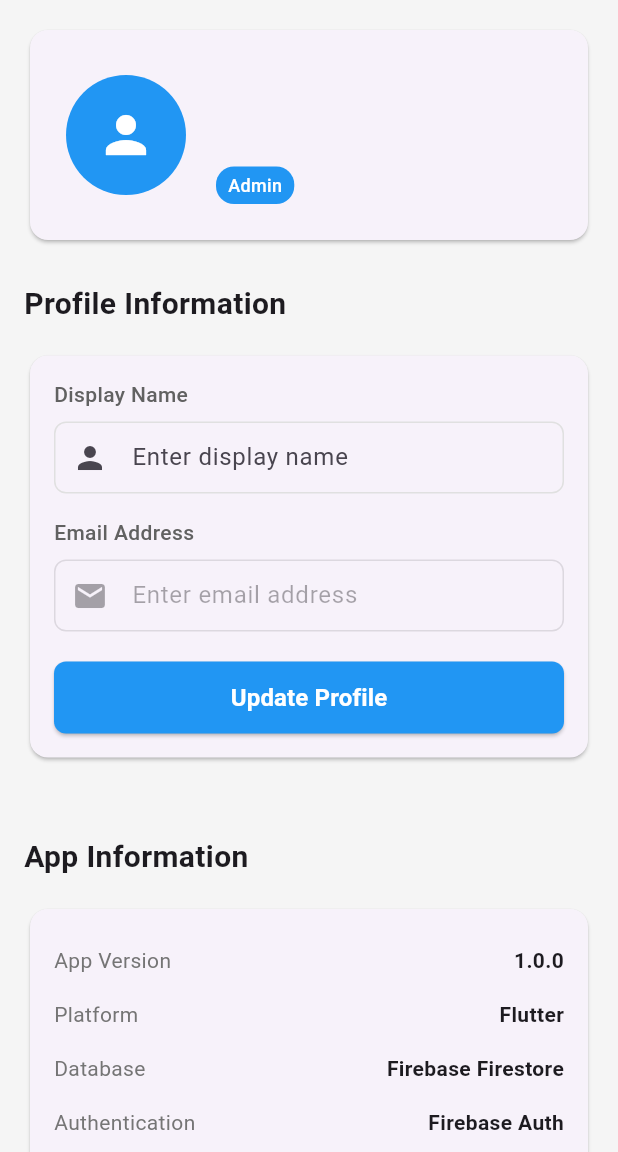
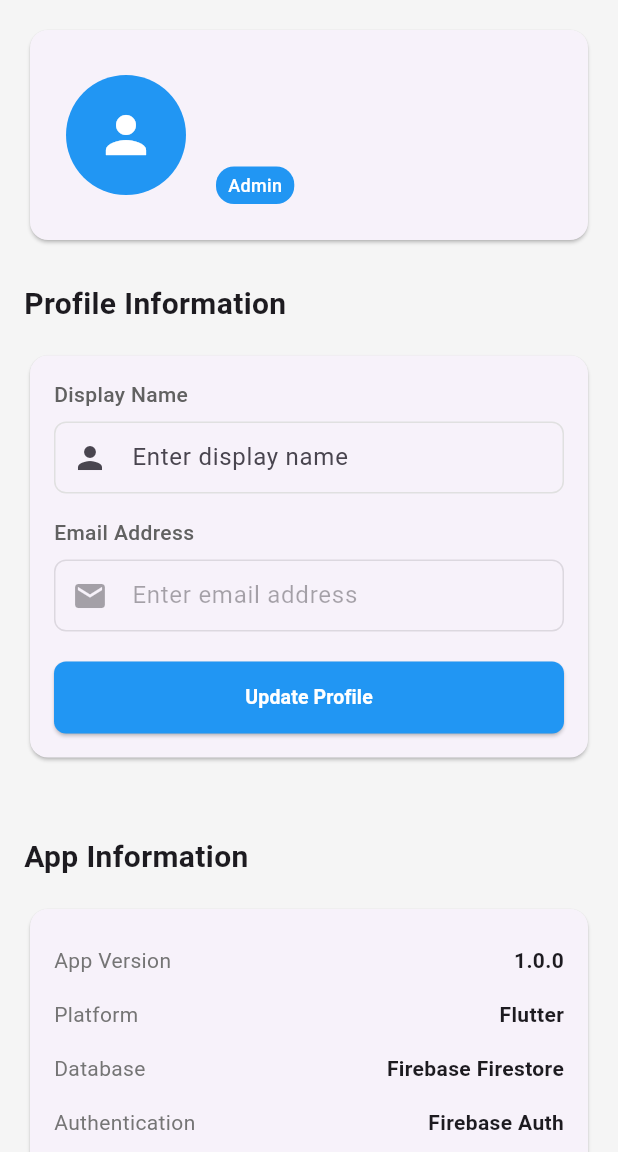
Before and after one commit to SPADETECHNO/spade_attendence_app, a Flutter app: the ProfileScreen screen opened directly, on a phone screen of 412 x 824 dp, the part 84-1236 px from its top. Run offline on Flutter 3.47's test engine with Material 3 defaults, Android fonts, the phone set to English and light mode, and no system bars; our stand-ins replace cloud_firestore, firebase_auth, firebase_core, location, permission_handler; missing offline and left inert: mobile_scanner; accounts and stored records are empty.

Commit message:
Minor fixes

```diff
--- a/lib/widgets/common/custom_button.dart
+++ b/lib/widgets/common/custom_button.dart
@@ -48,17 +48,21 @@ class CustomButton extends StatelessWidget {
                 ),
               )
             : Row(
-                mainAxisSize: MainAxisSize.min,
+                mainAxisSize: MainAxisSize.max,
+                mainAxisAlignment: MainAxisAlignment.center,
                 children: [
                   if (icon != null) ...[
                     Icon(icon),
                     SizedBox(width: 8),
                   ],
-                  Text(
-                    text,
-                    style: TextStyle(
-                      fontSize: 16,
-                      fontWeight: FontWeight.w600,
+                  Flexible(
+                    child: Text(
+                      text,
+                      overflow: TextOverflow.ellipsis,
+                      style: TextStyle(
+                        fontSize: 13,
+                        fontWeight: FontWeight.w600,
+                      ),
                     ),
                   ),
                 ],
```
Also changed, not shown: lib/screens/super_admin/super_admin_dashboard.dart (+5 -5 lines).
